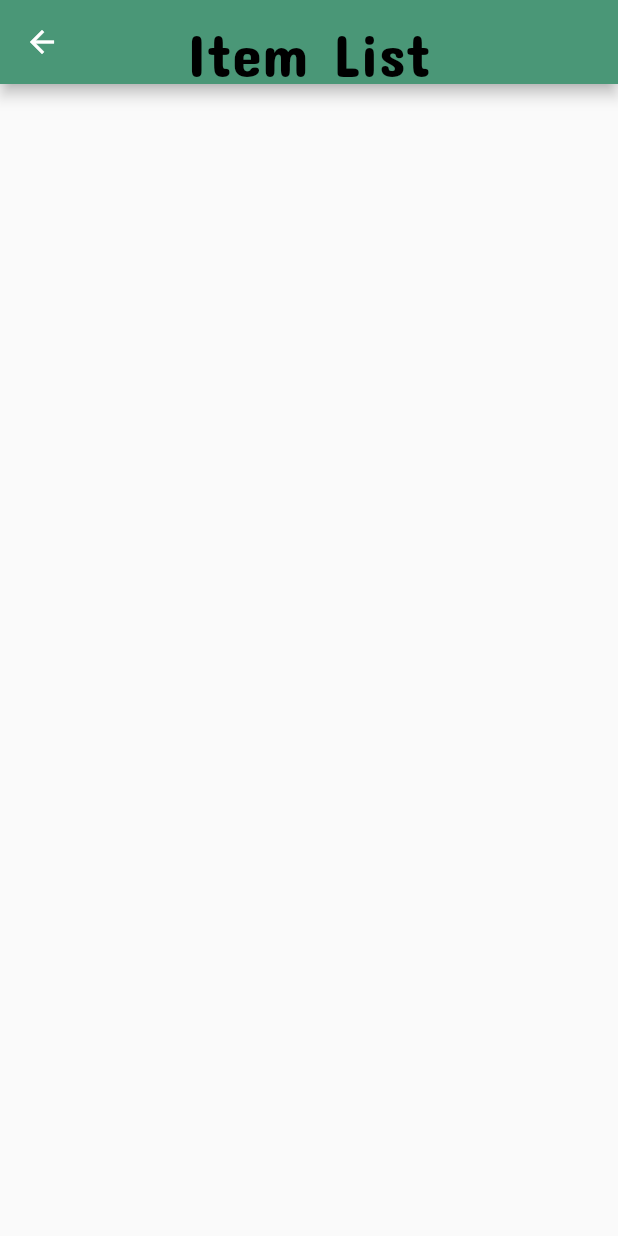
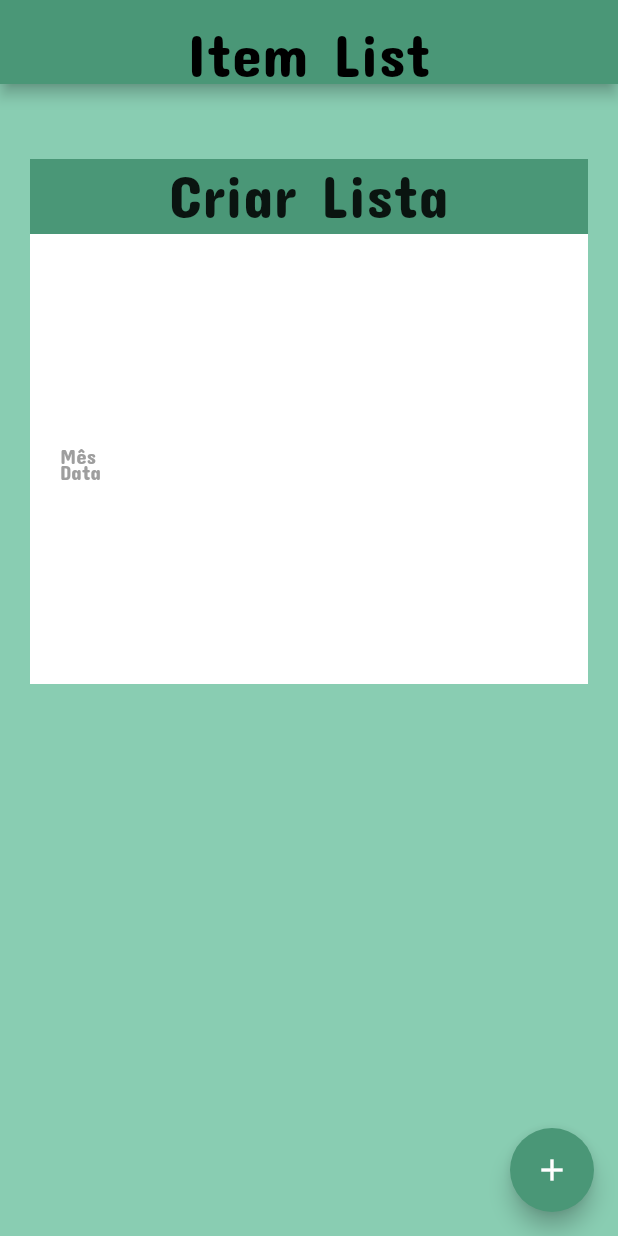
Before and after one commit to Ronnildo/shopList, a Flutter app: the ListScreen screen opened directly, on a phone screen of 412 x 824 dp. Run offline on Flutter 3.47's test engine with Material 2 defaults, Android fonts, the phone set to English and light mode, and no system bars; our stand-ins replace drop_shadow, font_awesome_flutter.

Commit message:
tela list screen quase finalizada

```diff
--- a/lib/app/interface/screens/list_screen.dart
+++ b/lib/app/interface/screens/list_screen.dart
@@ -25,6 +25,66 @@ class _ListScreenState extends State<ListScreen> {
           ),
         ),
       ),
+      backgroundColor: const Color(0xFF89CDB2),
+      body: Padding(
+        padding: const EdgeInsets.symmetric(vertical: 20.0),
+        child: Column(
+          crossAxisAlignment: CrossAxisAlignment.stretch,
+          children: <Widget>[
+            const SizedBox(
+              height: 30.0,
+            ),
+            Container(
+              alignment: Alignment.topCenter,
+              margin: const EdgeInsets.symmetric(
+                horizontal: 20.0,
+              ),
+              height: 50.0,
+              color: const Color(0xFF4A9777),
+              child: const Text(
+                'Criar Lista',
+                style: TextStyle(
+                  fontSize: 40.0,
+                ),
+              ),
+            ),
+            Container(
+              margin: const EdgeInsets.symmetric(horizontal: 20.0),
+              height: 300.0,
+              color: Colors.white,
+              child: Padding(
+                padding: const EdgeInsets.symmetric(horizontal: 20.0),
+                child: Column(
+                  mainAxisAlignment: MainAxisAlignment.center,
+                  children: <Widget> [
+                    Row(
+                      children: const <Widget>[
+                        Text(
+                          'Mês',
+                          style: TextStyle(color: Colors.grey),
+                        ),
+                      ],
+                    ),
+                    Row(
+                      children: const <Widget> [
+                        Text(
+                          'Data',
+                          style: TextStyle(color: Colors.grey),
+                        ),
+                      ],
+                    ),
+                  ],
+                ),
+              ),
+            ),
+          ],
+        ),
+      ),
+      floatingActionButton: FloatingActionButton(
+        onPressed: () {},
+        backgroundColor: const Color(0xFF4A9777),
+        child: const Icon(Icons.add),
+      ),
     );
   }
 }
--- a/lib/main.dart
+++ b/lib/main.dart
@@ -1,4 +1,5 @@
 import 'package:flutter/material.dart';
+import 'package:shoplist/app/interface/screens/list_screen.dart';
 import 'package:shoplist/app/interface/screens/main_screen.dart';
 
 import 'app/interface/screens/home_screen.dart';
@@ -16,7 +17,7 @@ class MyApp extends StatelessWidget {
     return MaterialApp(
       debugShowCheckedModeBanner: false,
       title: 'Organizador de Compras',
-      home: const MainScreen(),
+      home: const ListScreen(),
       routes: {},
       theme: ThemeData(
         fontFamily: 'Concert One',
```
